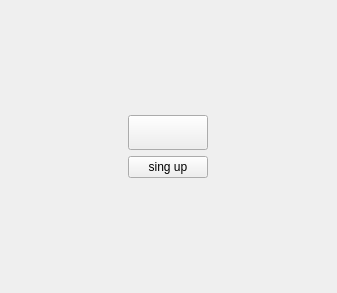
Above: Client/Ui/MainPage.ui from siisgoo/siisty before the change. Below: the same form after it.
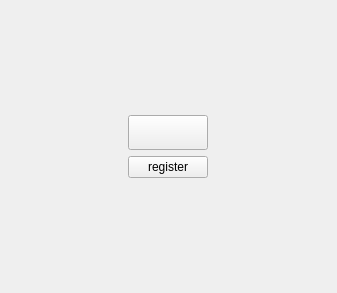
That is the form after the change.

The edit to the form file:
```diff
--- a/Client/Ui/MainPage.ui
+++ b/Client/Ui/MainPage.ui
@@ -67,7 +67,7 @@
          </sizepolicy>
         </property>
         <property name="text">
-         <string>sing up</string>
+         <string>register</string>
         </property>
        </widget>
       </item>
```
Left out of the diff: 2 changed lines with no effect on the pictures.
